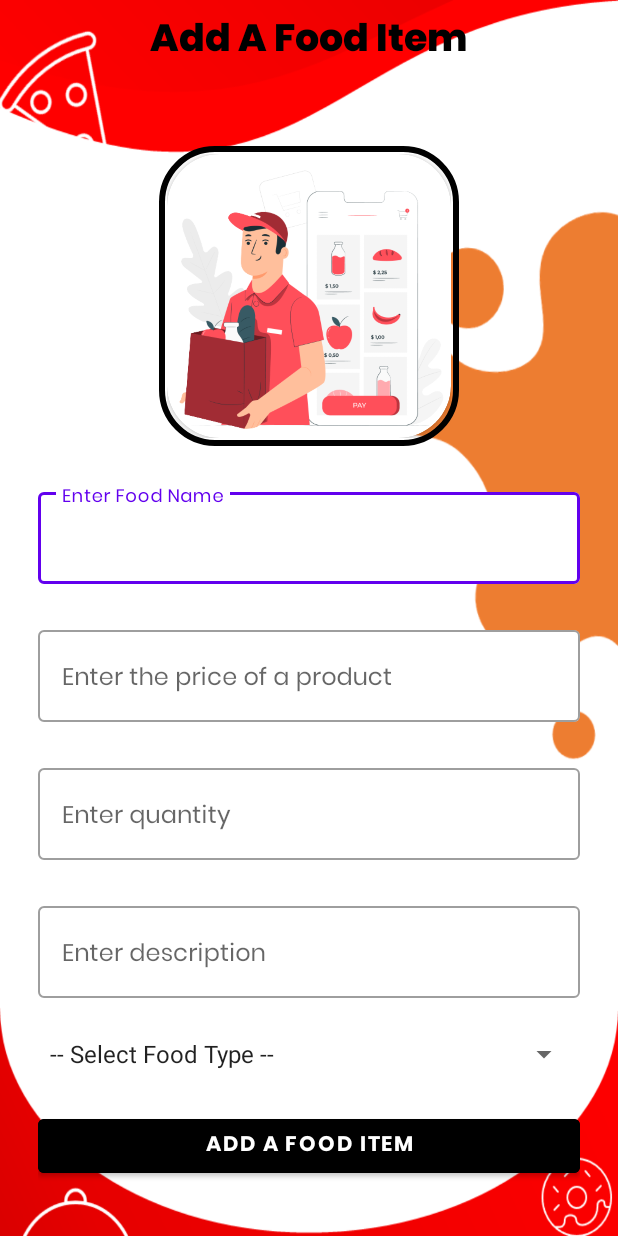
After one commit to AashifAmeer/Food_Train, an Android app: the AddFoodItemsActivity screen opened directly, with no data from a screen before it, on a phone screen of 412 x 824 dp. The commit adds this screen. Run offline under Robolectric (Android 15) with nearby library versions, the phone set to English and light mode, and no system bars; our stand-ins replace Firebase (no records; nobody signed in at launch, a user with empty details on screens opened directly); Roboto replaces fonts that are not available here.

Commit message:
Alhamdulillah. Everything works

```diff
--- a/app/src/main/AndroidManifest.xml
+++ b/app/src/main/AndroidManifest.xml
@@ -15,6 +15,9 @@
         android:supportsRtl="true"
         android:theme="@style/Theme.FoodTrain"
         tools:targetApi="31">
+        <activity
+            android:name=".userInterface.activities.AddFoodItemsActivity"
+            android:exported="false" />
         <activity
             android:name=".userInterface.activities.FoodAddSelectionActivity"
             android:exported="false" />
--- a/app/src/main/java/com/example/foodtrain/adapters/HomeVerFoodListAdapter.kt
+++ b/app/src/main/java/com/example/foodtrain/adapters/HomeVerFoodListAdapter.kt
@@ -7,6 +7,7 @@ import android.view.ViewGroup
 import android.widget.ImageView
 import android.widget.TextView
 import androidx.recyclerview.widget.RecyclerView
+import com.bumptech.glide.Glide
 import com.example.foodtrain.R
 import com.example.foodtrain.models.FoodItem
 
@@ -35,7 +36,8 @@ class HomeVerFoodListAdapter(
         fun bind(food: FoodItem) {
             nameTextView.text = food.food_name
             priceTextView.text = food.food_price.toString()
-            //image.setImageResource(food.image)
+            Glide.with(itemView).load(food.food_image).into(image)
+
         }
 
     }
--- a/app/src/main/java/com/example/foodtrain/models/FoodItem.kt
+++ b/app/src/main/java/com/example/foodtrain/models/FoodItem.kt
@@ -7,5 +7,6 @@ data class FoodItem (
     val food_price : Double = 0.0,
     val food_quantity : Int = 0,
     val food_description : String = "",
+    val food_type_name : String = "",
     val food_type_id : String = ""
         )
--- /dev/null
+++ b/app/src/main/res/layout/activity_add_food_items.xml
@@ -0,0 +1,158 @@
+<?xml version="1.0" encoding="utf-8"?>
+<androidx.constraintlayout.widget.ConstraintLayout xmlns:android="http://schemas.android.com/apk/res/android"
+    xmlns:app="http://schemas.android.com/apk/res-auto"
+    xmlns:tools="http://schemas.android.com/tools"
+    android:layout_width="match_parent"
+    android:layout_height="match_parent"
+    android:background="@drawable/registration_page_new"
+    tools:context=".userInterface.activities.UserProfile">
+
+    <androidx.appcompat.widget.Toolbar
+        android:id="@+id/toolbar_foodAdd"
+        android:layout_width="match_parent"
+        android:layout_height="wrap_content"
+        android:foregroundGravity="center"
+        android:minHeight="?attr/actionBarSize"
+        android:theme="?attr/actionBarTheme"
+        app:layout_constraintEnd_toEndOf="parent"
+        app:layout_constraintTop_toTopOf="parent">
+
+        <TextView
+            android:id="@+id/addProductHeading"
+            android:layout_width="wrap_content"
+            android:layout_height="wrap_content"
+            android:layout_gravity="center"
+            android:fontFamily="@font/poppins_extrabold"
+            android:textSize="25sp"
+            android:textColor="@color/black"
+            android:text="Add A Food Item" />
+    </androidx.appcompat.widget.Toolbar>
+
+    <ScrollView
+        android:id="@+id/scrollViewUser"
+        android:layout_width="match_parent"
+        android:layout_height="0dp"
+        android:fillViewport="true"
+        app:layout_constraintTop_toBottomOf="@+id/toolbar_foodAdd"
+        app:layout_constraintBottom_toBottomOf="parent"
+        >
+
+        <LinearLayout
+            android:layout_width="match_parent"
+            android:layout_height="wrap_content"
+            android:padding="25dp"
+            android:gravity="center_horizontal"
+            android:orientation="vertical">
+
+            <FrameLayout
+                android:id="@+id/food_image_frame"
+                android:layout_marginTop="16dp"
+                android:foregroundGravity="center_horizontal"
+                android:layout_width="200dp"
+                android:background="@drawable/user_profile_border"
+                android:padding="5dp"
+                android:layout_height="200dp">
+
+                <androidx.cardview.widget.CardView
+                    app:cardCornerRadius="35dp"
+                    android:layout_width="match_parent"
+                    android:layout_height="match_parent">
+                    <ImageView
+                        android:id="@+id/foodImage"
+                        android:scaleType="fitXY"
+                        android:layout_gravity="center"
+                        android:backgroundTint="@color/white"
+                        android:layout_width="match_parent"
+                        android:layout_height="match_parent"
+                        android:src="@drawable/_709343_3731109_removebg_preview" />
+                </androidx.cardview.widget.CardView>
+            </FrameLayout>
+
+            <com.google.android.material.textfield.TextInputLayout
+                android:id="@+id/food_name"
+                style="@style/Widget.MaterialComponents.TextInputLayout.OutlinedBox"
+                android:layout_marginTop="25dp"
+                android:layout_width="match_parent"
+                app:boxBackgroundColor="@color/white"
+                android:layout_height="wrap_content">
+
+                <com.google.android.material.textfield.TextInputEditText
+                    android:id="@+id/food_name_input"
+                    android:layout_width="match_parent"
+                    android:fontFamily="@font/poppins"
+                    android:layout_height="wrap_content"
+                    android:hint="Enter Food Name" />
+            </com.google.android.material.textfield.TextInputLayout>
+
+            <com.google.android.material.textfield.TextInputLayout
+                android:id="@+id/price"
+                android:layout_width="match_parent"
+                style="@style/Widget.MaterialComponents.TextInputLayout.OutlinedBox"
+                android:layout_marginTop="25dp"
+                app:boxBackgroundColor="@color/white"
+                android:layout_height="wrap_content">
+
+                <com.google.android.material.textfield.TextInputEditText
+                    android:id="@+id/price_input"
+                    android:fontFamily="@font/poppins"
+                    android:layout_width="match_parent"
+                    android:layout_height="wrap_content"
+                    android:hint="Enter the price of a product" />
+            </com.google.android.material.textfield.TextInputLayout>
+
+            <com.google.android.material.textfield.TextInputLayout
+                android:layout_width="match_parent"
+                style="@style/Widget.MaterialComponents.TextInputLayout.OutlinedBox"
+                android:id="@+id/quantity"
+                android:layout_marginTop="25dp"
+                app:boxBackgroundColor="@color/white"
+                android:layout_height="wrap_content">
+
+                <com.google.android.material.textfield.TextInputEditText
+                    android:id="@+id/quantity_input"
+                    android:layout_width="match_parent"
+                    android:fontFamily="@font/poppins"
+                    android:layout_height="wrap_content"
+                    android:hint="Enter quantity" />
+            </com.google.android.material.textfield.TextInputLayout>
+
+            <com.google.android.material.textfield.TextInputLayout
+                android:layout_width="match_parent"
+                style="@style/Widget.MaterialComponents.TextInputLayout.OutlinedBox"
+                app:boxBackgroundColor="@color/white"
+                android:id="@+id/description"
+                android:layout_marginTop="25dp"
+                android:layout_height="wrap_content">
+
+                <com.google.android.material.textfield.TextInputEditText
+                    android:id="@+id/product_description"
+                    android:layout_width="match_parent"
+                    android:layout_height="wrap_content"
+                    android:fontFamily="@font/poppins"
+                    android:hint="Enter description" />
+            </com.google.android.material.textfield.TextInputLayout>
+
+            <Spinner
+                android:layout_marginTop="25dp"
+                android:id="@+id/foodTypeSpinner"
+                android:layout_width="match_parent"
+                android:layout_height="wrap_content"
+                android:hint="Select Food Type" />
+
+
+            <Button
+                android:fontFamily="@font/poppins_bold"
+                android:id="@+id/addButton"
+                android:backgroundTint="@color/black"
+                android:layout_marginTop="25dp"
+                android:layout_width="match_parent"
+                android:layout_height="wrap_content"
+                android:text="Add A FOOD ITEM" />
+
+
+
+        </LinearLayout>
+
+
+    </ScrollView>
+</androidx.constraintlayout.widget.ConstraintLayout>
```
Also changed, not shown: app/src/main/java/com/example/foodtrain/Constants.kt (+5 -2 lines), app/src/main/java/com/example/foodtrain/fireStore/FireStoreClass.kt (+85 -30 lines), app/src/main/java/com/example/foodtrain/userInterface/activities/AddFoodItemsActivity.kt (added, +216 -0 lines), app/src/main/java/com/example/foodtrain/userInterface/activities/FoodAddSelectionActivity.kt (+9 -0 lines), app/src/main/java/com/example/foodtrain/userInterface/fragments/HomeFragment.kt (+17 -10 lines).
